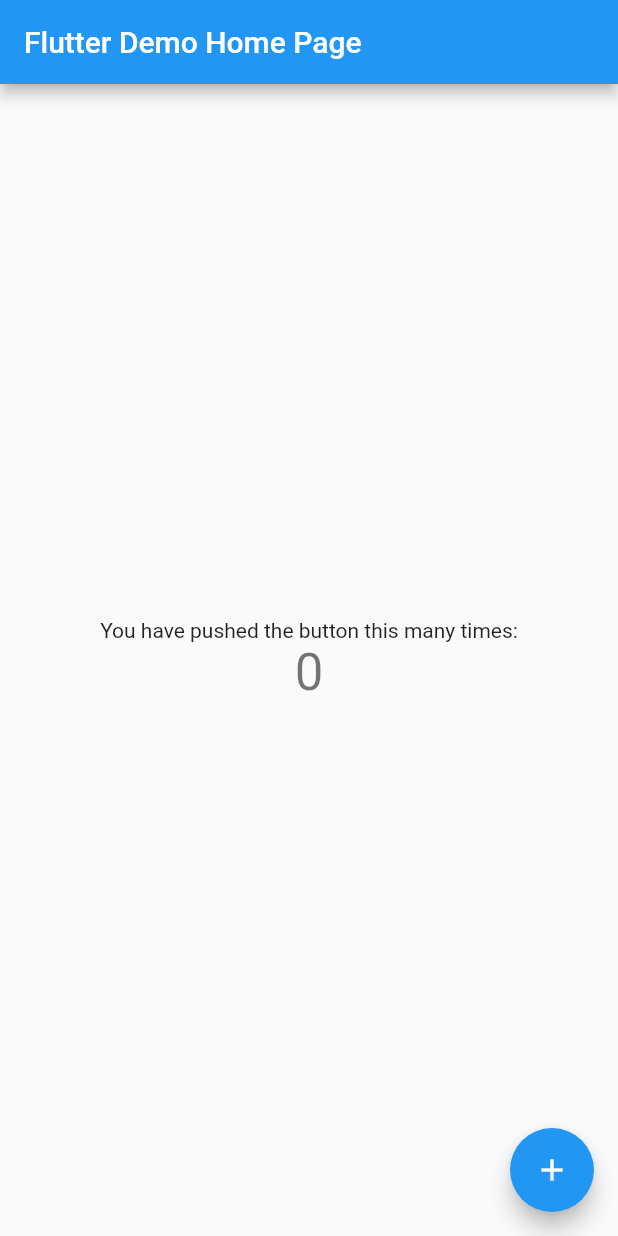
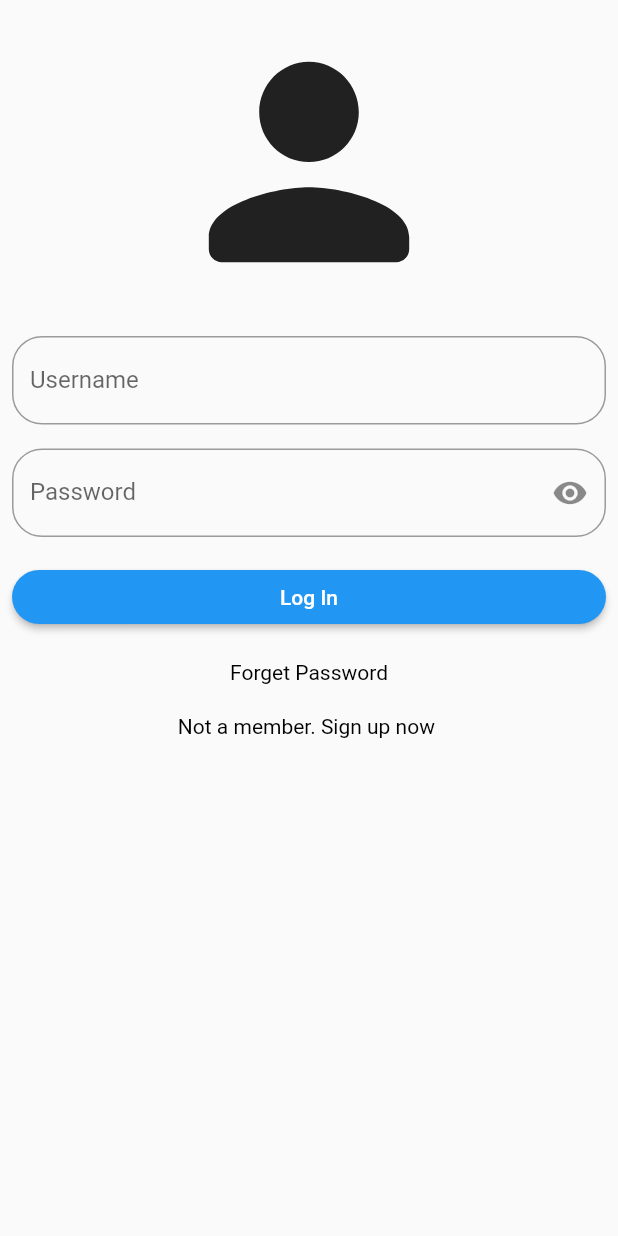
Before and after one commit to Mahendra-Magar/nep_blog, a Flutter app: the screen it shows after launch, on a phone screen of 412 x 824 dp. Run offline on Flutter 3.47's test engine with Material 2 defaults, Android fonts, the phone set to English and light mode, and no system bars.

Commit message:
Second commit

```diff
--- a/lib/main.dart
+++ b/lib/main.dart
@@ -1,115 +1,45 @@
 import 'package:flutter/material.dart';
+import 'package:nep_blog/presentation/resources/routes_manager.dart';
+import 'package:nep_blog/presentation/signin_screen/sign_in_screen.dart';
 
 void main() {
   runApp(const MyApp());
 }
 
 class MyApp extends StatelessWidget {
-  const MyApp({super.key});
+  const MyApp({Key? key}) : super(key: key);
 
   // This widget is the root of your application.
   @override
   Widget build(BuildContext context) {
     return MaterialApp(
+      debugShowCheckedModeBanner: false,
       title: 'Flutter Demo',
       theme: ThemeData(
-        // This is the theme of your application.
-        //
-        // Try running your application with "flutter run". You'll see the
-        // application has a blue toolbar. Then, without quitting the app, try
-        // changing the primarySwatch below to Colors.green and then invoke
-        // "hot reload" (press "r" in the console where you ran "flutter run",
-        // or simply save your changes to "hot reload" in a Flutter IDE).
-        // Notice that the counter didn't reset back to zero; the application
-        // is not restarted.
         primarySwatch: Colors.blue,
       ),
-      home: const MyHomePage(title: 'Flutter Demo Home Page'),
+      // home: const HomePage(),
+      onGenerateRoute: RouteGenerator.getRoute,
+      initialRoute: Routes.signinScreen,
     );
   }
 }
 
-class MyHomePage extends StatefulWidget {
-  const MyHomePage({super.key, required this.title});
-
-  // This widget is the home page of your application. It is stateful, meaning
-  // that it has a State object (defined below) that contains fields that affect
-  // how it looks.
-
-  // This class is the configuration for the state. It holds the values (in this
-  // case the title) provided by the parent (in this case the App widget) and
-  // used by the build method of the State. Fields in a Widget subclass are
-  // always marked "final".
-
-  final String title;
-
-  @override
-  State<MyHomePage> createState() => _MyHomePageState();
-}
-
-class _MyHomePageState extends State<MyHomePage> {
-  int _counter = 0;
-
-  void _incrementCounter() {
-    setState(() {
-      // This call to setState tells the Flutter framework that something has
-      // changed in this State, which causes it to rerun the build method below
-      // so that the display can reflect the updated values. If we changed
-      // _counter without calling setState(), then the build method would not be
-      // called again, and so nothing would appear to happen.
-      _counter++;
-    });
-  }
+class HomePage extends StatelessWidget {
+  const HomePage({Key? key}) : super(key: key);
 
   @override
   Widget build(BuildContext context) {
-    // This method is rerun every time setState is called, for instance as done
-    // by the _incrementCounter method above.
-    //
-    // The Flutter framework has been optimized to make rerunning build methods
-    // fast, so that you can just rebuild anything that needs updating rather
-    // than having to individually change instances of widgets.
     return Scaffold(
-      appBar: AppBar(
-        // Here we take the value from the MyHomePage object that was created by
-        // the App.build method, and use it to set our appbar title.
-        title: Text(widget.title),
-      ),
-      body: Center(
-        // Center is a layout widget. It takes a single child and positions it
-        // in the middle of the parent.
-        child: Column(
-          // Column is also a layout widget. It takes a list of children and
-          // arranges them vertically. By default, it sizes itself to fit its
-          // children horizontally, and tries to be as tall as its parent.
-          //
-          // Invoke "debug painting" (press "p" in the console, choose the
-          // "Toggle Debug Paint" action from the Flutter Inspector in Android
-          // Studio, or the "Toggle Debug Paint" command in Visual Studio Code)
-          // to see the wireframe for each widget.
-          //
-          // Column has various properties to control how it sizes itself and
-          // how it positions its children. Here we use mainAxisAlignment to
-          // center the children vertically; the main axis here is the vertical
-          // axis because Columns are vertical (the cross axis would be
-          // horizontal).
-          mainAxisAlignment: MainAxisAlignment.center,
-          children: <Widget>[
-            const Text(
-              'You have pushed the button this many times:',
-            ),
-            Text(
-              '$_counter',
-              style: Theme.of(context).textTheme.headline4,
-            ),
-          ],
+        backgroundColor: Colors.grey[200],
+        appBar: AppBar(
+          title: const Text("Nep_Travel"),
         ),
-      ),
-      floatingActionButton: FloatingActionButton(
-        onPressed: _incrementCounter,
-        tooltip: 'Increment',
-        child: const Icon(Icons.add),
-      ), // This trailing comma makes auto-formatting nicer for build methods.
-    );
+        body: const SignInScreen());
+    // body: const SignupPage());
+    // body: const MyCustomForm());
+    // body: const FirstScreen());
+    // body: const Description());
+    // body: const DetailPage());
   }
 }
--- a/lib/presentation/resources/routes_manager.dart
+++ b/lib/presentation/resources/routes_manager.dart
@@ -0,0 +1,36 @@
+import 'package:flutter/material.dart';
+import 'package:nep_blog/presentation/signin_screen/sign_in_screen.dart';
+import 'package:nep_blog/presentation/signup_screen/sign_up_screen.dart';
+
+class Routes {
+  static const String signupScreen = "SignUpScreen";
+  static const String signinScreen = "SignInScreen";
+
+  static String dialNumber = dialNumber;
+}
+
+class RouteGenerator {
+  static Route<dynamic> getRoute(
+    RouteSettings routeSettings,
+  ) {
+    switch (routeSettings.name) {
+      case Routes.signupScreen:
+        return MaterialPageRoute(builder: (_) => const SignUpScreen());
+      case Routes.signinScreen:
+        return MaterialPageRoute(builder: (_) => const SignInScreen());
+
+      default:
+        return unDefinedRoute();
+    }
+  }
+
+  static Route<dynamic> unDefinedRoute() {
+    return MaterialPageRoute(
+        builder: (_) => Scaffold(
+              appBar: AppBar(
+                title: const Text("no Route found"),
+              ),
+              body: const Center(child: Text("no route found")),
+            ));
+  }
+}
--- /dev/null
+++ b/lib/presentation/signin_screen/sign_in_screen.dart
@@ -0,0 +1,136 @@
+import 'package:flutter/material.dart';
+
+import '../resources/routes_manager.dart';
+
+class SignInScreen extends StatefulWidget {
+  const SignInScreen({Key? key}) : super(key: key);
+  @override
+  State<SignInScreen> createState() => _SignInScreenState();
+}
+
+class _SignInScreenState extends State<SignInScreen> {
+  final TextEditingController username = TextEditingController();
+  final TextEditingController password = TextEditingController();
+  bool _isObscure = true;
+  String passBackData = '';
+  final _formKey = GlobalKey<FormState>();
+
+  @override
+  Widget build(BuildContext context) {
+    return Scaffold(
+      body: Form(
+        key: _formKey,
+        child: ListView(
+          children: [
+            const Padding(
+              padding: EdgeInsets.all(8.0),
+              child: Center(
+                child: SizedBox(
+                  child: Icon(
+                    Icons.person_rounded,
+                    size: 200,
+                  ),
+                ),
+              ),
+            ),
+            Padding(
+              padding: const EdgeInsets.all(8.0),
+              child: TextFormField(
+                decoration: InputDecoration(
+                  labelText: "Username",
+                  hintText: "Enter Username",
+                  border: OutlineInputBorder(
+                    borderRadius: BorderRadius.circular(20),
+                  ),
+                ),
+                controller: username,
+                validator: (value) {
+                  if (value == null || value.isEmpty) {
+                    return 'Please enter username';
+                  }
+                  return null;
+                },
+              ),
+            ),
+            Padding(
+              padding: const EdgeInsets.all(8.0),
+              child: TextFormField(
+                obscureText: _isObscure,
+                decoration: InputDecoration(
+                    labelText: "Password",
+                    hintText: "Enter Password",
+                    border: OutlineInputBorder(
+                      borderRadius: BorderRadius.circular(20),
+                    ),
+                    suffixIcon: IconButton(
+                      icon: Icon(
+                          _isObscure ? Icons.visibility : Icons.visibility_off),
+                      onPressed: () {
+                        setState(() {
+                          _isObscure = !_isObscure;
+                        });
+                      },
+                    )),
+                controller: password,
+                validator: (value) {
+                  if (value == null || value.isEmpty) {
+                    return 'Please enter password';
+                  }
+                  return null;
+                },
+              ),
+            ),
+            Padding(
+              padding: const EdgeInsets.all(8.0),
+              child: MaterialButton(
+                color: Colors.blue,
+                shape: RoundedRectangleBorder(
+                  borderRadius: BorderRadius.circular(30),
+                ),
+                onPressed: () {
+                  if (_formKey.currentState!.validate()) {
+                    // If the form is valid, display a snackbar. In the real world, you'd oftern call as server aor save the infomration in a database.
+                    // Navigator.pushReplacementNamed(context, Routes.thirdScreen);
+                  }
+                },
+                child: const Text(
+                  "Log In",
+                  style: TextStyle(
+                    color: Colors.white,
+                  ),
+                ),
+              ),
+            ),
+            const Padding(
+              padding: EdgeInsets.all(10.0),
+              child: Center(
+                child: SizedBox(
+                  child: Text("Forget Password",
+                      style: TextStyle(
+                        color: Colors.black,
+                      )),
+                ),
+              ),
+            ),
+            Padding(
+              padding: const EdgeInsets.all(10.0),
+              child: Center(
+                child: GestureDetector(
+                  onTap: () {
+                    Navigator.pushNamed(context, Routes.signupScreen);
+                  },
+                  child: const SizedBox(
+                    child: Text("Not a member. Sign up now ",
+                        style: TextStyle(
+                          color: Colors.black,
+                        )),
+                  ),
+                ),
+              ),
+            )
+          ],
+        ),
+      ),
+    );
+  }
+}
--- a/pubspec.yaml
+++ b/pubspec.yaml
@@ -36,6 +36,7 @@
   # The following adds the Cupertino Icons font to your application.
   # Use with the CupertinoIcons class for iOS style icons.
   cupertino_icons: ^1.0.2
+  flutter_svg: ^1.1.6
 
 dev_dependencies:
   flutter_test:
@@ -61,8 +62,8 @@
 
   # To add assets to your application, add an assets section, like this:
   # assets:
-  #   - images/a_dot_burr.jpeg
-  #   - images/a_dot_ham.jpeg
+    # - images/a_dot_burr.jpeg
+    # - images/a_dot_ham.jpeg
 
   # An image asset can refer to one or more resolution-specific "variants", see
   # https://flutter.dev/assets-and-images/#resolution-aware
```
Also changed, not shown: lib/presentation/signup_screen/sign_up_screen.dart (added, +225 -0 lines), lib/presentation/signin_screen/components/sign_in_body.dart (added), lib/presentation/signin_screen/components/sign_in_form.dart (added), lib/presentation/signin_screen/sign_in_controller/sign_in_controller.dart (added), pubspec.lock.
